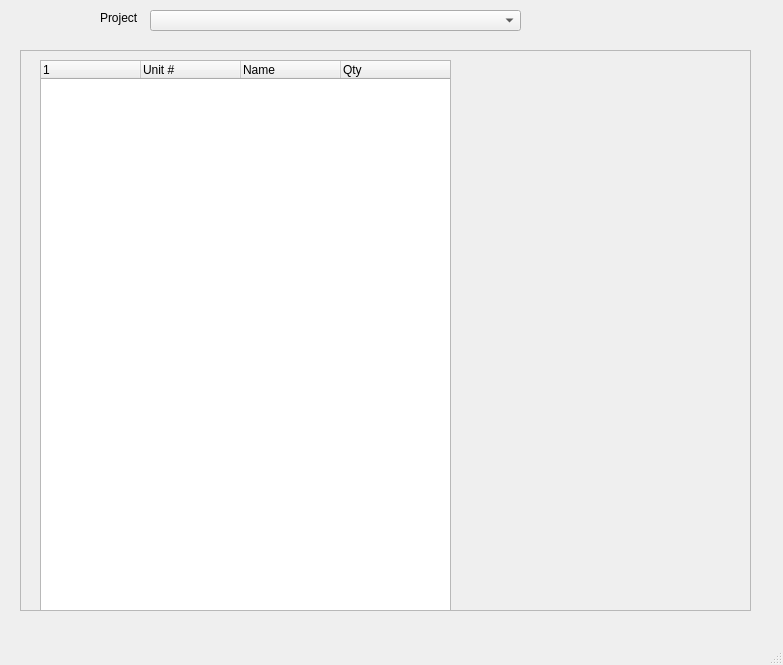
First picture: the form in view/Main.ui, repository tnsbataill/MTExplorer, before the edit.
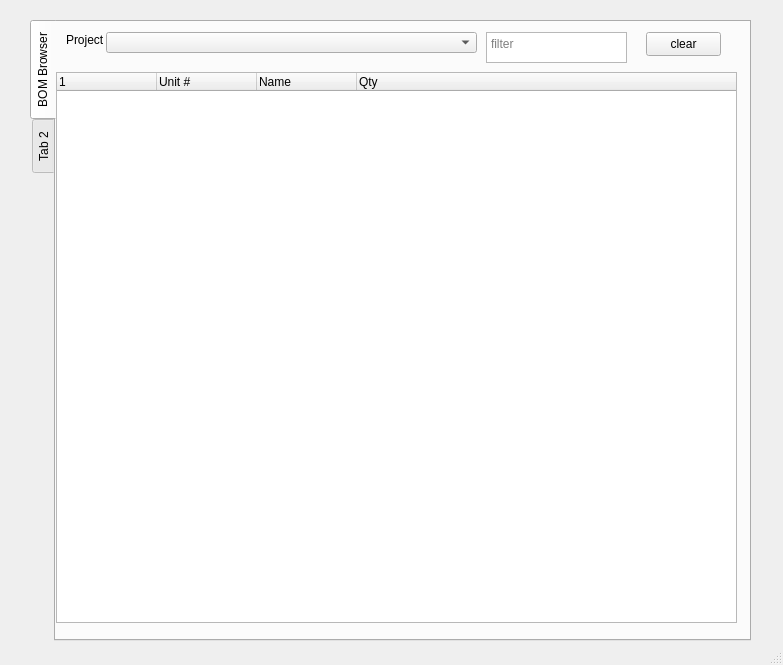
Second picture: the form after the edit.

The edit to the form file:
```diff
--- a/view/Main.ui
+++ b/view/Main.ui
@@ -14,38 +14,56 @@
    <string>MainWindow</string>
   </property>
   <widget class="QWidget" name="centralwidget">
-   <widget class="QComboBox" name="comboBox">
+   <widget class="QTabWidget" name="tabWidget">
     <property name="geometry">
      <rect>
-      <x>150</x>
-      <y>10</y>
-      <width>371</width>
-      <height>21</height>
+      <x>30</x>
+      <y>20</y>
+      <width>721</width>
+      <height>621</height>
      </rect>
     </property>
-   </widget>
-   <widget class="QLabel" name="label">
+    <property name="tabPosition">
+     <enum>QTabWidget::TabPosition::West</enum>
+    </property>
+    <property name="tabShape">
+     <enum>QTabWidget::TabShape::Rounded</enum>
+    </property>
+    <property name="currentIndex">
+     <number>0</number>
+    </property>
+    <property name="elideMode">
+     <enum>Qt::TextElideMode::ElideNone</enum>
+    </property>
+    <widget class="QWidget" name="bomBrowserTab">
+     <attribute name="title">
+      <string>BOM Browser</string>
+     </attribute>
+     <widget class="QPlainTextEdit" name="filterTextInput">
     <property name="geometry">
      <rect>
-      <x>100</x>
+        <x>430</x>
       <y>10</y>
-      <width>55</width>
-      <height>16</height>
-     </rect>
-    </property>
-    <property name="text">
-     <string>Project</string>
-    </property>
-   </widget>
-   <widget class="QTreeWidget" name="treeWidget">
+        <width>141</width>
+        <height>31</height>
+       </rect>
+      </property>
+      <property name="placeholderText">
+       <string>filter</string>
+      </property>
+     </widget>
+     <widget class="QTreeWidget" name="BOMtreeWidget">
     <property name="geometry">
      <rect>
-      <x>40</x>
-      <y>60</y>
-      <width>411</width>
+        <x>0</x>
+        <y>50</y>
+        <width>681</width>
       <height>551</height>
      </rect>
     </property>
+      <property name="alternatingRowColors">
+       <bool>true</bool>
+      </property>
     <property name="headerHidden">
      <bool>false</bool>
     </property>
@@ -73,36 +91,59 @@
      </property>
     </column>
    </widget>
-   <widget class="QFrame" name="BOMBrowser">
+     <widget class="QLabel" name="label">
     <property name="geometry">
      <rect>
-      <x>20</x>
-      <y>50</y>
-      <width>731</width>
-      <height>561</height>
-     </rect>
-    </property>
-    <property name="frameShape">
-     <enum>QFrame::StyledPanel</enum>
-    </property>
-    <property name="frameShadow">
-     <enum>QFrame::Raised</enum>
-    </property>
-   </widget>
-   <zorder>BOMBrowser</zorder>
-   <zorder>comboBox</zorder>
-   <zorder>label</zorder>
-   <zorder>treeWidget</zorder>
-  </widget>
-  <widget class="QMenuBar" name="menubar">
+        <x>10</x>
+        <y>10</y>
+        <width>55</width>
+        <height>16</height>
+       </rect>
+      </property>
+      <property name="text">
+       <string>Project</string>
+      </property>
+     </widget>
+     <widget class="QComboBox" name="projectComboBox">
    <property name="geometry">
     <rect>
-     <x>0</x>
-     <y>0</y>
-     <width>783</width>
+        <x>50</x>
+        <y>10</y>
+        <width>371</width>
      <height>21</height>
     </rect>
    </property>
+     </widget>
+     <widget class="QPushButton" name="filterClearButton">
+      <property name="geometry">
+       <rect>
+        <x>590</x>
+        <y>10</y>
+        <width>75</width>
+        <height>24</height>
+       </rect>
+      </property>
+      <property name="text">
+       <string>clear</string>
+      </property>
+     </widget>
+    </widget>
+    <widget class="QWidget" name="tab_2">
+     <attribute name="title">
+      <string>Tab 2</string>
+     </attribute>
+     <widget class="QWidget" name="widget" native="true">
+      <property name="geometry">
+       <rect>
+        <x>90</x>
+        <y>110</y>
+        <width>120</width>
+        <height>80</height>
+       </rect>
+      </property>
+     </widget>
+    </widget>
+   </widget>
   </widget>
   <widget class="QStatusBar" name="statusbar"/>
  </widget>
```
Left out of the diff: 4 changed lines with no effect on the pictures. Lines whose indentation alone changed are shown as unchanged.
